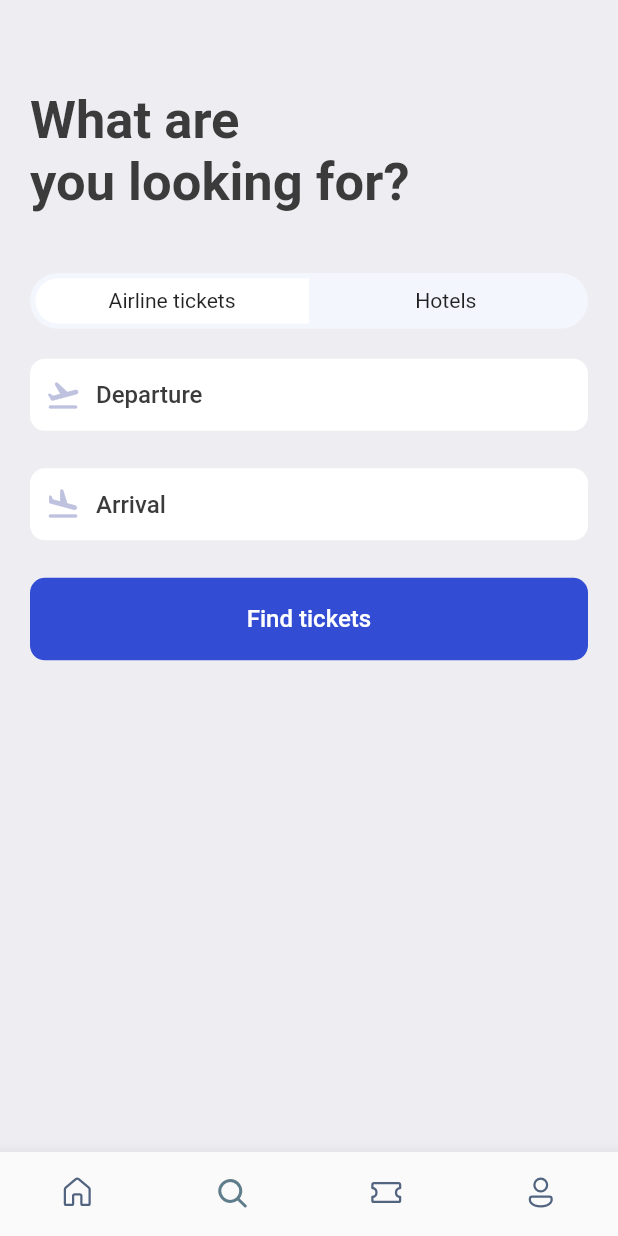
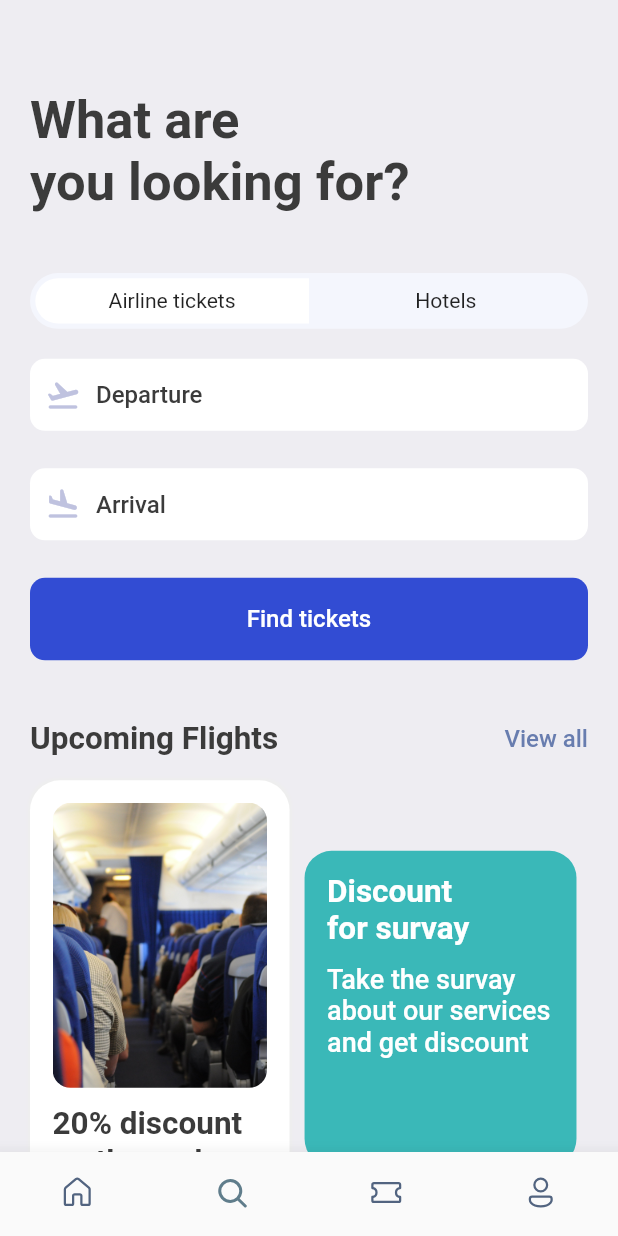
Before and after one commit to Malao-Ang/flutter-ui-Ticket-Booking-App, a Flutter app: the screen it shows after launch, item 2 of the bottom bar chosen, on a phone screen of 412 x 824 dp. Run offline on Flutter 3.47's test engine with Material 2 defaults, Android fonts, the phone set to English and light mode, and no system bars; our stand-ins replace fluentui_icons, gap, get.

Commit message:
:tada: add promotion in search screen

```diff
--- a/lib/screens/search_screen.dart
+++ b/lib/screens/search_screen.dart
@@ -1,3 +1,4 @@
+import 'package:booking_app/screens/widgets/double_text_widget.dart';
 import 'package:booking_app/screens/widgets/icon_text_widget.dart';
 import 'package:booking_app/utils/app_layout.dart';
 import 'package:booking_app/utils/app_styles.dart';
@@ -77,6 +78,93 @@ class SearchScreen extends StatelessWidget {
                 ),
               ),
             ),
+            Gap(AppLayout.getHight(40)),
+            AppDoubleTextWidget(
+                bigText: "Upcoming Flights", smallText: "View all"),
+            Gap(AppLayout.getHight(15)),
+            Row(
+              children: [
+                Container(
+                  height: AppLayout.getHight(400),
+                  width: size.width * 0.42,
+                  padding: EdgeInsets.symmetric(
+                      horizontal: AppLayout.getHight(15),
+                      vertical: AppLayout.getWidth(15)),
+                  decoration: BoxDecoration(
+                      boxShadow: [
+                        BoxShadow(
+                            color: Colors.grey.shade200,
+                            blurRadius: 1,
+                            spreadRadius: 1)
+                      ],
+                      color: Colors.white,
+                      borderRadius:
+                          BorderRadius.circular(AppLayout.getHight(20))),
+                  child: Column(
+                    children: [
+                      Container(
+                          height: AppLayout.getHight(190),
+                          decoration: BoxDecoration(
+                              borderRadius:
+                                  BorderRadius.circular(AppLayout.getHight(12)),
+                              image: DecorationImage(
+                                  fit: BoxFit.cover,
+                                  image: AssetImage("assets/images/sit.jpg")))),
+                      Gap(AppLayout.getHight(12)),
+                      Text(
+                        "20% discount on the early booking of this flight, Don't miss.",
+                        style: Styles.headLineStyle2,
+                      )
+                    ],
+                  ),
+                ),
+                Column(
+                  children: [
+                    Container(
+                      margin: EdgeInsets.only(left: AppLayout.getHight(10)),
+                      width: size.width * 0.44,
+                      height: AppLayout.getHight(210),
+                      decoration: BoxDecoration(
+                        color: Color(0xFF3AB8B8),
+                        borderRadius:
+                            BorderRadius.circular(AppLayout.getHight(18)),
+                      ),
+                      padding: EdgeInsets.symmetric(
+                          vertical: AppLayout.getHight(15),
+                          horizontal: AppLayout.getHight(15)),
+                      child: Column(
+                        crossAxisAlignment: CrossAxisAlignment.start,
+                        children: [
+                          Text("Discount\nfor survay",
+                              style: Styles.headLineStyle2.copyWith(
+                                  fontWeight: FontWeight.bold,
+                                  color: Colors.white)),
+                          Gap(AppLayout.getHight(10)),
+                          Text(
+                            "Take the survay about our services and get discount",
+                            style: Styles.headLineStyle2.copyWith(
+                                color: Colors.white,
+                                fontWeight: FontWeight.w500,
+                                fontSize: 18),
+                          )
+                        ],
+                      ),
+                    ),
+                    Container(
+                      padding: EdgeInsets.all(AppLayout.getHight(30)),
+                      decoration: BoxDecoration(
+                        shape: BoxShape.circle,
+                        border: Border.all(
+                          width: 18,
+                          color: Color(0xFF189999),
+                        ),
+                        color: Colors.transparent,
+                      ),
+                    )
+                  ],
+                )
+              ],
+            )
           ]),
     );
   }
```
Also changed, not shown: assets/images/sit.jpg (added).
